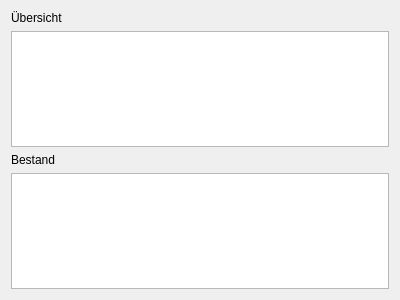
Qt form DBS-Bauer/saatgutwidget.ui (t-script/DBS-Bauer) before a commit.
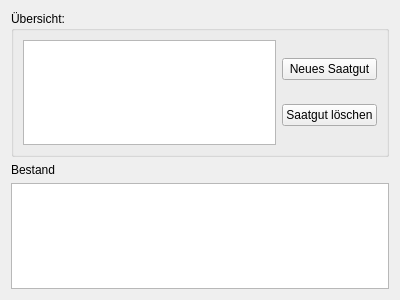
The same form after that commit.

Commit message: Saatgut einfügen/löschen, Insert bug behoben

Diff of the .ui file:
```diff
--- a/DBS-Bauer/saatgutwidget.ui
+++ b/DBS-Bauer/saatgutwidget.ui
@@ -15,15 +15,35 @@
   </property>
   <layout class="QVBoxLayout" name="verticalLayout">
    <item>
-    <widget class="QLabel" name="label_16">
-     <property name="text">
-      <string>Übersicht</string>
+    <widget class="QGroupBox" name="groupBox">
+     <property name="title">
+      <string>Übersicht:</string>
      </property>
+     <layout class="QHBoxLayout" name="horizontalLayout">
+      <item>
+       <widget class="QTableView" name="tableSaagut"/>
+      </item>
+      <item>
+       <layout class="QVBoxLayout" name="verticalLayout_2">
+        <item>
+         <widget class="QPushButton" name="SaatgutNeu">
+          <property name="text">
+           <string>Neues Saatgut</string>
+          </property>
+         </widget>
+        </item>
+        <item>
+         <widget class="QPushButton" name="SaatgutTot">
+          <property name="text">
+           <string>Saatgut löschen</string>
+          </property>
+         </widget>
+        </item>
+       </layout>
+      </item>
+     </layout>
     </widget>
    </item>
-   <item>
-    <widget class="QTableView" name="tableSaagut"/>
-   </item>
    <item>
     <widget class="QLabel" name="label_24">
      <property name="text">
```
The commit also changes 7 other files.
